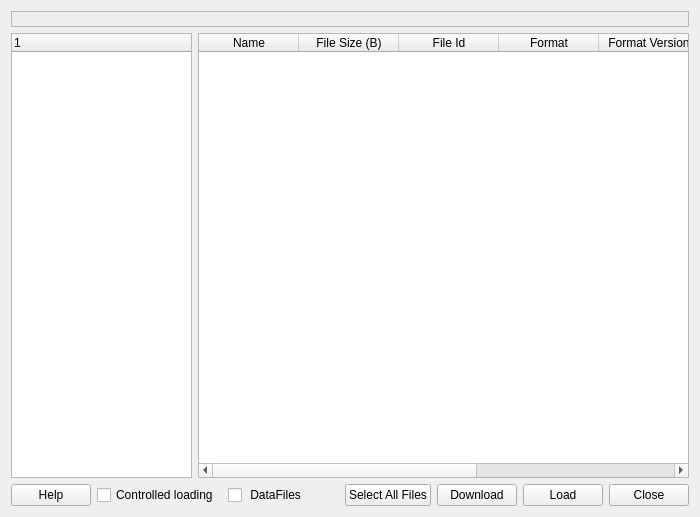
First picture: the form in Code/qtiplot/MantidQt/MantidWidgets/inc/ICatInvestigation.ui, repository mantidproject/mantid, before the edit.
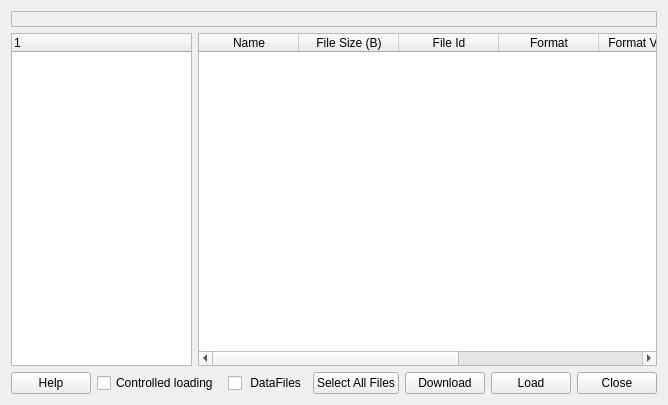
Second picture: the form after the edit.

Commit message: re#1551 - some changes for Search widgets Layouts. Also the style sheet of search widgets combo box's  is changed, now the combo box's pop-up view's  scroll bar shows up and down arrow buttons. The data type of ICat investigation id in table workspace changed from long long to int64_t Now ICat Search works in Linux ,I need to check this works in Mac.

What changed in the file:
```diff
--- a/Code/qtiplot/MantidQt/MantidWidgets/inc/ICatInvestigation.ui
+++ b/Code/qtiplot/MantidQt/MantidWidgets/inc/ICatInvestigation.ui
@@ -5,8 +5,8 @@
    <rect>
     <x>0</x>
     <y>0</y>
-    <width>700</width>
-    <height>517</height>
+    <width>657</width>
+    <height>405</height>
    </rect>
   </property>
   <property name="windowTitle" >
```
The commit also changes 7 other files.
